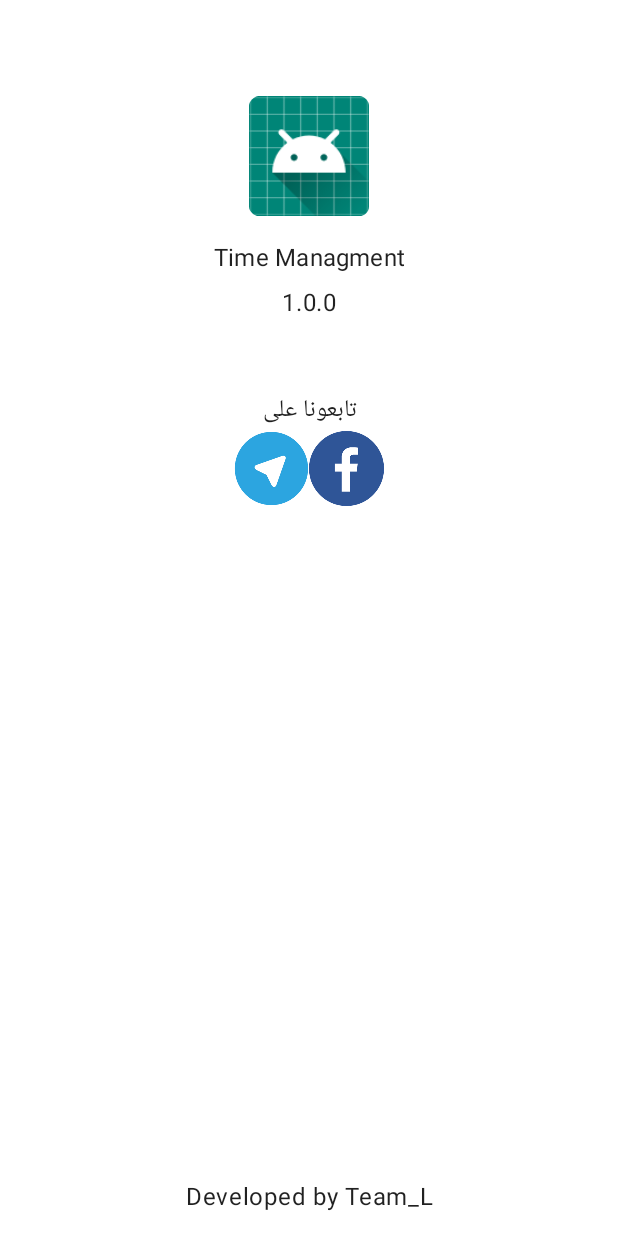
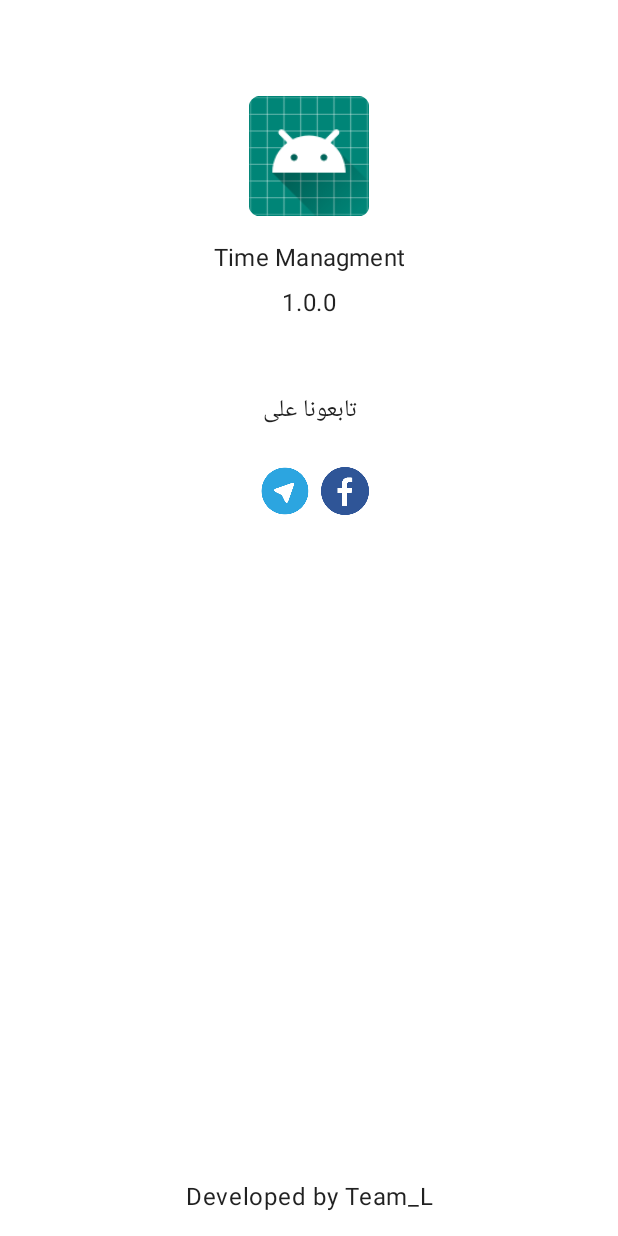
Before and after one commit to alihasan95/TimeManagment, an Android app: the layout fragment_about.xml on its own in the app's theme, with its tools: preview values and no code run, on a phone screen of 412 x 824 dp. Run offline under Robolectric (Android 15) with nearby library versions, the phone set to English and light mode, and no system bars.

Commit message:
aboutFragment

```diff
--- a/app/src/main/java/com/teaml/timemanagment/utils/AppConstants.kt
+++ b/app/src/main/java/com/teaml/timemanagment/utils/AppConstants.kt
@@ -1,8 +1,14 @@
 package com.teaml.timemanagment.utils
+
+import com.teaml.timemanagment.ui.main.MainActivity
 
 object AppConstants {
 
     const val APP_DB_NAME = "task.db"
     const val PREF_FILE_NAME = "task_prefs"
 
+    // links
+    const val FACEBOOK_PAGE_LINK = "https://www.facebook.com/Team-L-1755788901371765"
+    const val TELEGRAM_CHANNEL = "https://t.me/team_l_developers"
+
 }
--- a/app/src/main/res/layout/about_fragment.xml
+++ b/app/src/main/res/layout/fragment_about.xml
@@ -49,14 +49,12 @@
                     app:layout_constraintEnd_toEndOf="parent"
                     app:layout_constraintStart_toStartOf="parent"
                     app:layout_constraintTop_toBottomOf="@+id/imgAppIcon"/>
-
-            <!--android:text='@{String.format(@string/app_version,  buildConfig.VERSION_NAME )}'-->
             <TextView
                     android:id="@+id/txtAppVersion"
                     android:layout_width="wrap_content"
                     android:layout_height="wrap_content"
                     android:layout_marginTop="8dp"
-
+                    android:text='@{String.format(@string/app_version,  buildConfig.VERSION_NAME )}'
                     android:textAppearance="?attr/textAppearanceBody1"
                     app:layout_constraintEnd_toEndOf="parent"
                     app:layout_constraintStart_toStartOf="parent"
@@ -74,23 +72,23 @@
                     app:layout_constraintStart_toStartOf="parent"
                     app:layout_constraintTop_toBottomOf="@+id/txtAppVersion"/>
 
-            <!--android:onClick="@{() -> viewModel.onFacebookIconClick()}"-->
             <ImageView
-                    android:layout_width="50dp"
-                    android:layout_height="50dp"
+                    android:layout_width="32dp"
+                    android:layout_height="32dp"
                     android:id="@+id/imgFacebook"
-
+                    style="@style/CommunicationIconStyle"
+                    android:onClick="@{() -> viewModel.onFacebookIconClick()}"
                     android:src="@drawable/facebook_circle_color1"
                     app:layout_constraintEnd_toEndOf="parent"
                     app:layout_constraintStart_toEndOf="@id/imgTelegram"
                     app:layout_constraintTop_toBottomOf="@+id/txtFollowUs"/>
 
-            <!--android:onClick="@{() -> viewModel.onTelegramIconClick()}"-->
             <ImageView
-                    android:layout_width="50dp"
-                    android:layout_height="50dp"
+                    android:layout_width="32dp"
+                    android:layout_height="32dp"
                     android:id="@+id/imgTelegram"
-
+                    style="@style/CommunicationIconStyle"
+                    android:onClick="@{() -> viewModel.onTelegramIconClick()}"
                     android:src="@drawable/telegram_logo_circle"
                     app:layout_constraintEnd_toStartOf="@id/imgFacebook"
                     app:layout_constraintHorizontal_chainStyle="packed"
--- a/app/src/main/res/navigation/navigation.xml
+++ b/app/src/main/res/navigation/navigation.xml
@@ -28,4 +28,8 @@
             app:argType="integer"
             android:defaultValue="0" />
     </fragment>
+    <fragment
+        android:id="@+id/aboutFragment"
+        android:name="com.teaml.timemanagment.ui.main.about.AboutFragment"
+        android:label="AboutFragment" />
 </navigation>
--- a/app/src/main/res/values/styles.xml
+++ b/app/src/main/res/values/styles.xml
@@ -22,4 +22,9 @@
         <item name="android:textColor">@android:color/black</item>
     </style>
 
+    <style name="CommunicationIconStyle">
+        <item name="android:layout_marginStart">8dp</item>
+        <item name="android:layout_marginLeft">8dp</item>
+        <item name="android:layout_marginTop">24dp</item>
+    </style>
 </resources>
```
Also changed, not shown: app/src/main/java/com/teaml/timemanagment/ui/main/about/AboutFragment.kt (+8 -0 lines), app/src/main/java/com/teaml/timemanagment/ui/main/about/AboutViewModel.kt (+15 -1 lines), 1 other file.
